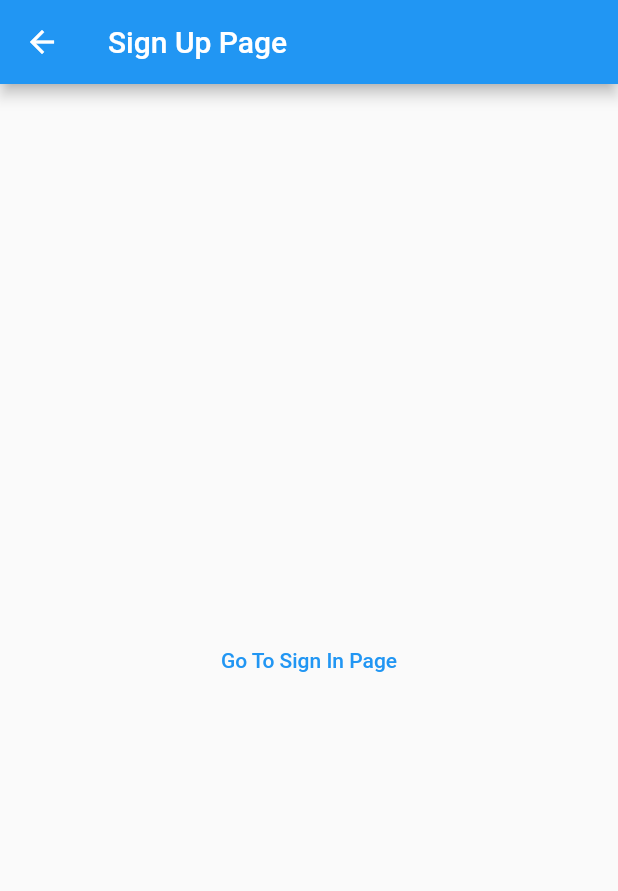
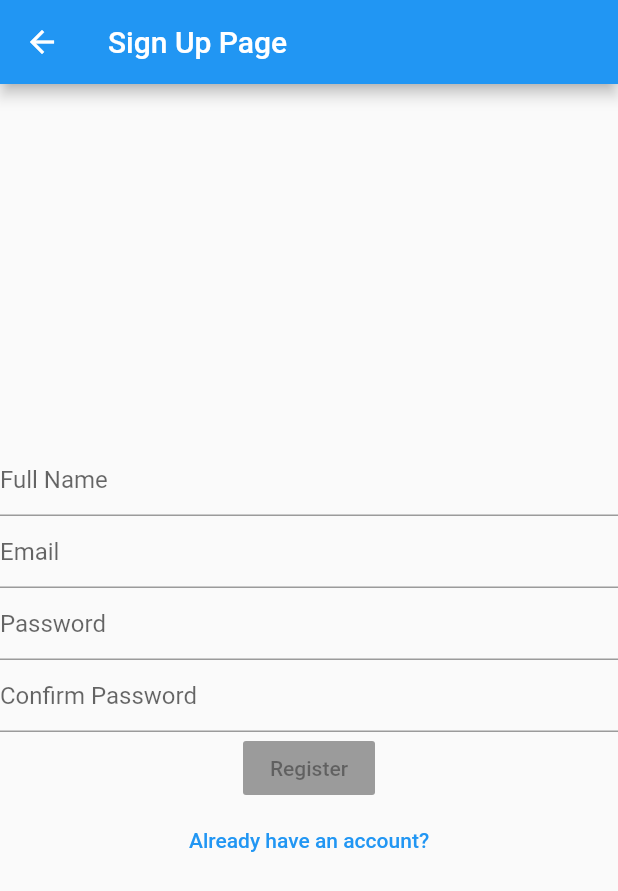
Before and after one commit to aiswaryasankar/dbreif_mobile, a Flutter app: the SecondPage screen opened directly, on a phone screen of 412 x 824 dp. Shown: the top 891 px of the screen. Run offline on Flutter 3.47's test engine with Material 2 defaults, Android fonts, the phone set to English and light mode, and no system bars.

Commit message:
fifth commit

```diff
--- a/lib/main.dart
+++ b/lib/main.dart
@@ -69,8 +69,24 @@ class SecondPage extends StatelessWidget {
       appBar: AppBar(
         title: Text(title),
       ),
-      body: Center(
-        child: TextButton(
+      body: Column(
+        mainAxisAlignment: MainAxisAlignment.center,
+        crossAxisAlignment: CrossAxisAlignment.center,
+        children: [
+          TextField(
+            decoration: InputDecoration(hintText: "Full Name"),
+          ),
+          TextField(
+            decoration: InputDecoration(hintText: "Email"),
+          ),
+          TextField(
+            decoration: InputDecoration(hintText: "Password"),
+          ),
+          TextField(
+            decoration: InputDecoration(hintText: "Confirm Password"),
+          ),
+          RaisedButton(onPressed: null, child: Text("Register")),
+          TextButton(
             onPressed: () {
               Navigator.push(
                   context,
@@ -78,8 +94,9 @@ class SecondPage extends StatelessWidget {
                       builder: (context) =>
                           const ThirdPage(title: 'Sign In Page')));
             },
-          child: const Text('Go To Sign In Page'),
+            child: const Text('Already have an account?'),
           ),
+        ],
       ),
     );
   }
```
Lines whose indentation alone changed are shown as unchanged.
